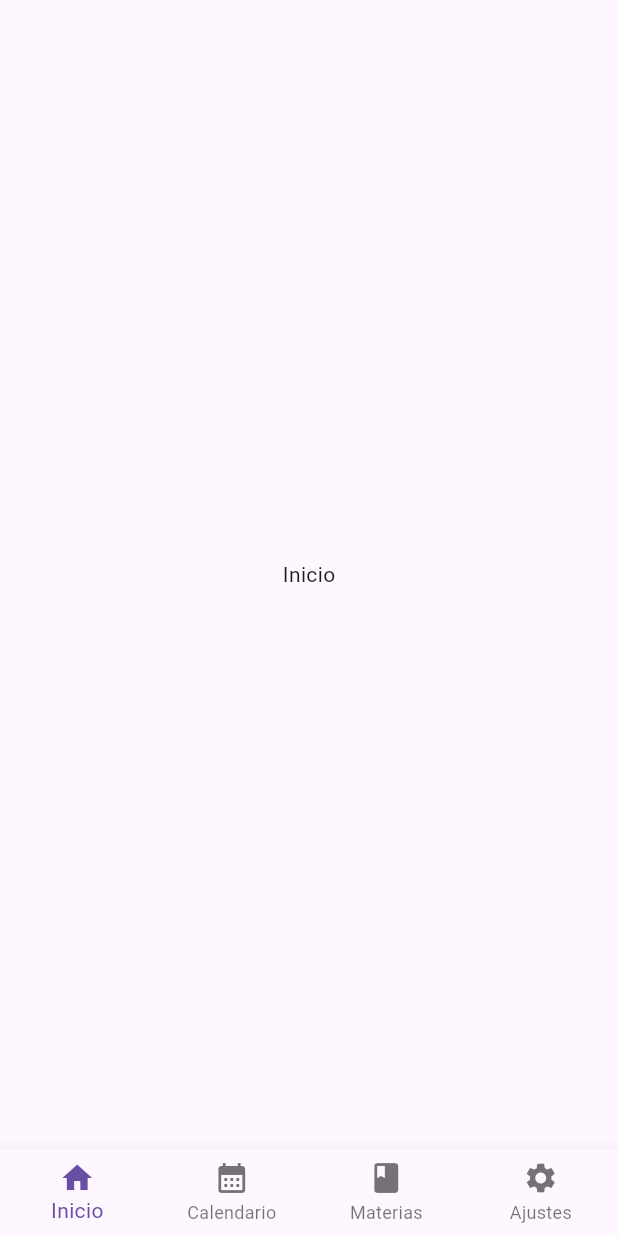
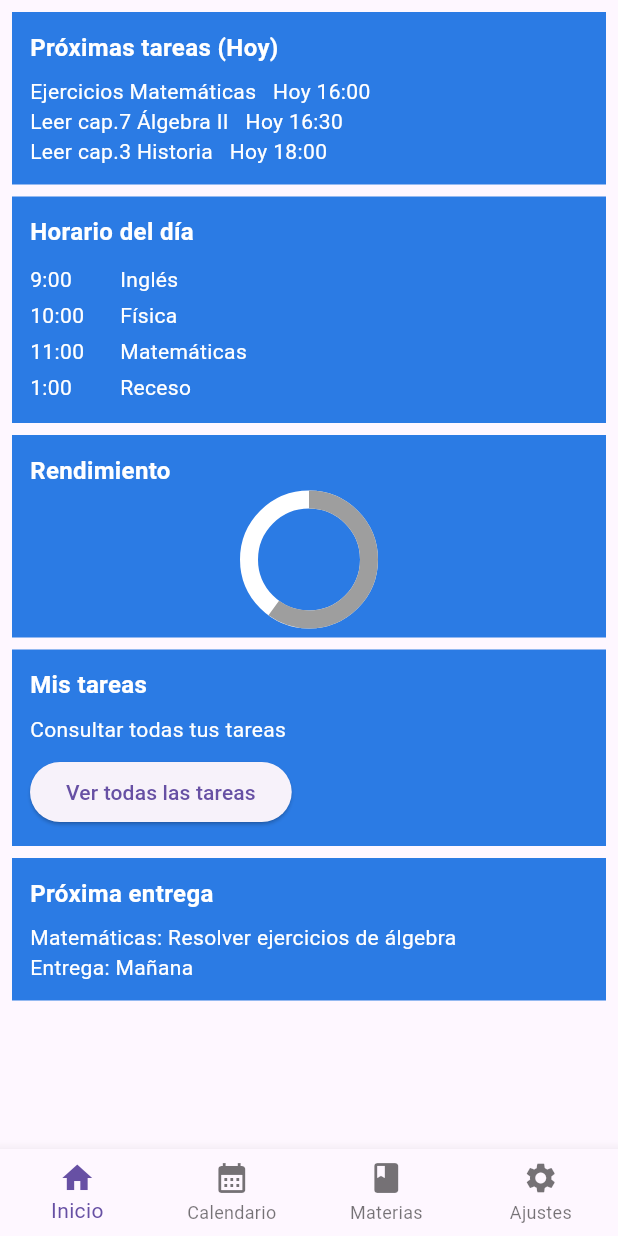
Before and after one commit to leonardoguarneros/Taskschool, a Flutter app: the PrincipalScreen screen opened by its route, on a phone screen of 412 x 824 dp. Run offline on Flutter 3.47's test engine with Material 3 defaults, Android fonts, the phone set to English and light mode, and no system bars.

Commit message:
Mejoras de  commit del proyecto TaskSchool

```diff
--- a/lib/main.dart
+++ b/lib/main.dart
@@ -3,6 +3,7 @@ import 'package:flutter/material.dart';
 import 'screens/login_screen.dart';
 import 'screens/registro_screen.dart';
 import 'screens/principal_screen.dart';
+import 'screens/tareas_screen.dart';
 
 void main() => runApp(const TaskSchoolApp());
 
@@ -18,6 +19,7 @@ class TaskSchoolApp extends StatelessWidget {
         '/': (context) => const LoginScreen(),
         '/registro': (context) => const RegistroScreen(),
         '/principal': (context) => const PrincipalScreen(),
+        '/tareas': (context) => const TareasScreen(),
       },
     );
   }
--- /dev/null
+++ b/lib/screens/inicio_screen.dart
@@ -0,0 +1,103 @@
+import 'package:flutter/material.dart';
+
+import '../widgets/tarjeta_azul.dart';
+
+class InicioScreen extends StatelessWidget {
+  const InicioScreen({super.key});
+
+  Widget filaHorario(String hora, String materia) {
+    return Padding(
+      padding: EdgeInsets.symmetric(vertical: 2),
+      child: Row(
+        children: [
+          SizedBox(
+            width: 60,
+            child: Text(hora, style: TextStyle(color: Colors.white)),
+          ),
+          Text(materia, style: TextStyle(color: Colors.white)),
+        ],
+      ),
+    );
+  }
+
+  @override
+  Widget build(BuildContext context) {
+    return ListView(
+      padding: EdgeInsets.all(8),
+      children: [
+        TarjetaAzul(
+          titulo: 'Próximas tareas (Hoy)',
+          contenido: Column(
+            crossAxisAlignment: CrossAxisAlignment.start,
+            children: [
+              Text(
+                'Ejercicios Matemáticas   Hoy 16:00',
+                style: TextStyle(color: Colors.white),
+              ),
+              Text(
+                'Leer cap.7 Álgebra II   Hoy 16:30',
+                style: TextStyle(color: Colors.white),
+              ),
+              Text(
+                'Leer cap.3 Historia   Hoy 18:00',
+                style: TextStyle(color: Colors.white),
+              ),
+            ],
+          ),
+        ),
+        TarjetaAzul(
+          titulo: 'Horario del día',
+          contenido: Column(
+            children: [
+              filaHorario('9:00', 'Inglés'),
+              filaHorario('10:00', 'Física'),
+              filaHorario('11:00', 'Matemáticas'),
+              filaHorario('1:00', 'Receso'),
+            ],
+          ),
+        ),
+        TarjetaAzul(
+          titulo: 'Rendimiento',
+          contenido: Center(
+            child: SizedBox(
+              width: 80,
+              height: 80,
+              child: CircularProgressIndicator(
+                value: 0.6,
+                strokeWidth: 12,
+                backgroundColor: Colors.white,
+                color: Colors.grey,
+              ),
+            ),
+          ),
+        ),
+        TarjetaAzul(
+          titulo: 'Mis tareas',
+          contenido: Column(
+            crossAxisAlignment: CrossAxisAlignment.start,
+            children: [
+              Text(
+                'Consultar todas tus tareas',
+                style: TextStyle(color: Colors.white),
+              ),
+              SizedBox(height: 8),
+              ElevatedButton(
+                onPressed: () {
+                  Navigator.pushNamed(context, '/tareas');
+                },
+                child: Text('Ver todas las tareas'),
+              ),
+            ],
+          ),
+        ),
+        TarjetaAzul(
+          titulo: 'Próxima entrega',
+          contenido: Text(
+            'Matemáticas: Resolver ejercicios de álgebra\nEntrega: Mañana',
+            style: TextStyle(color: Colors.white),
+          ),
+        ),
+      ],
+    );
+  }
+}
--- a/lib/screens/principal_screen.dart
+++ b/lib/screens/principal_screen.dart
@@ -1,4 +1,6 @@
 import 'package:flutter/material.dart';
+
+import 'inicio_screen.dart';
 
 class PrincipalScreen extends StatefulWidget {
   const PrincipalScreen({super.key});
@@ -11,7 +13,7 @@ class _PrincipalScreenState extends State<PrincipalScreen> {
   int indice = 0;
 
   final List<Widget> paginas = [
-    Center(child: Text('Inicio')),
+    InicioScreen(),
     Center(child: Text('Calendario')),
     Center(child: Text('Materias')),
     Center(child: Text('Ajustes')),
--- /dev/null
+++ b/lib/screens/tareas_screen.dart
@@ -0,0 +1,13 @@
+import 'package:flutter/material.dart';
+
+class TareasScreen extends StatelessWidget {
+  const TareasScreen({super.key});
+
+  @override
+  Widget build(BuildContext context) {
+    return Scaffold(
+      appBar: AppBar(title: Text('Mis tareas')),
+      body: Center(child: Text('Aquí irá la lista de tareas')),
+    );
+  }
+}
```
Also changed, not shown: lib/screens/calendario_screen.dart (added), lib/screens/materias_screen.dart (added), lib/screens/menu_screen.dart (added), lib/theme/app_theme.dart (added), lib/widgets/boton_menu.dart (added), lib/widgets/etiqueta_prioridad.dart (added), lib/widgets/tarjeta_azul.dart (renamed from lib/screens/tarjeta_azul.dart), pubspec.lock, 1 other file.
